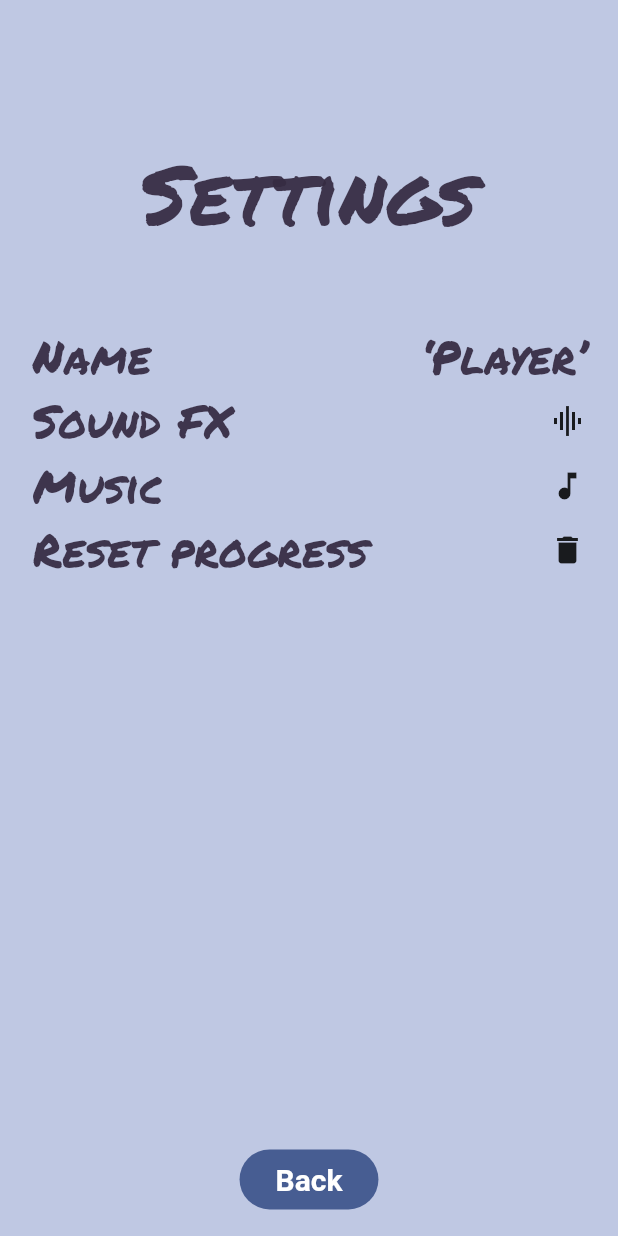
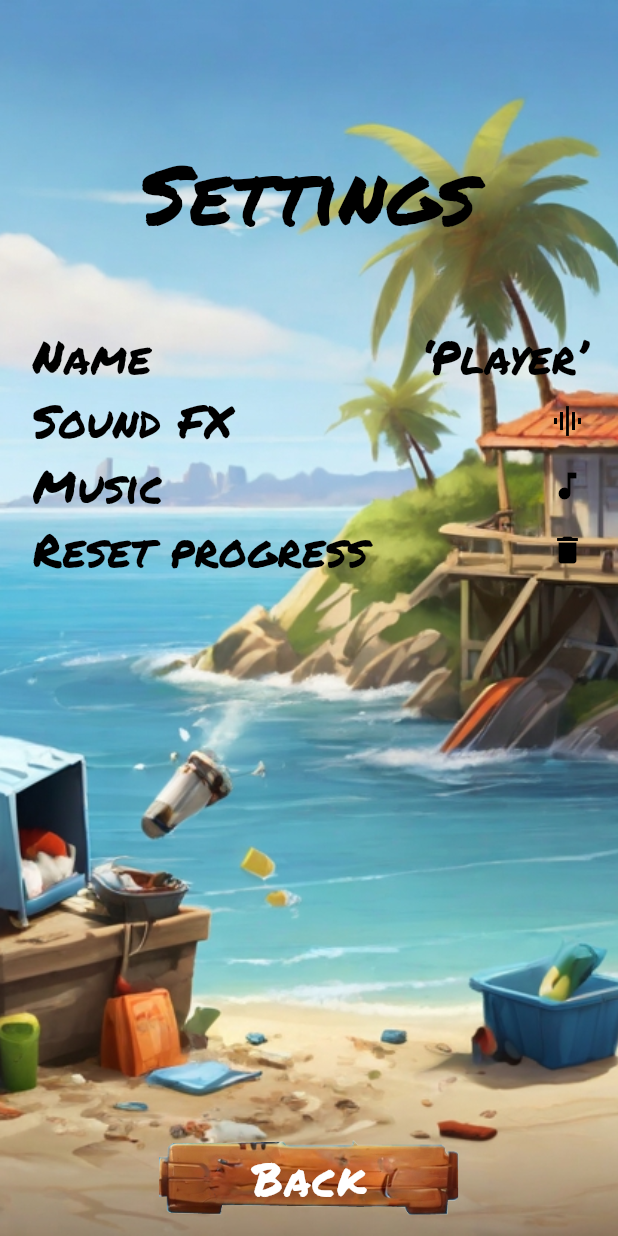
Before and after one commit to ArunaNuwantha/junk_fury, a Flutter app: the screen it shows after launch, after a tap on "Settings", on a phone screen of 412 x 824 dp. Run offline on Flutter 3.47's test engine with Material 3 defaults, Android fonts, the phone set to English and light mode, and no system bars; our stand-ins replace audioplayers, flutter_bloc, go_router, shared_preferences; missing offline and left inert: flame.

Commit message:
changed garbage icons and button image

```diff
--- a/lib/flame_game/components/garbage.dart
+++ b/lib/flame_game/components/garbage.dart
@@ -1,11 +1,12 @@
 import 'dart:async';
+import 'dart:math';
 
 import 'package:flame/collisions.dart';
 import 'package:flame/components.dart';
 import 'package:junk_fury/flame_game/junk_fury.dart';
 
-class Garbage extends SpriteAnimationComponent with HasGameRef<JunkFury> {
-  static const double sized = 96.0;
+class Garbage extends SpriteComponent with HasGameRef<JunkFury> {
+  static const double sized = 48.0;
 
   Garbage()
       : super(
@@ -14,14 +15,13 @@ class Garbage extends SpriteAnimationComponent with HasGameRef<JunkFury> {
 
   @override
   FutureOr<void> onLoad() async {
-    animation = await game.loadSpriteAnimation(
-      'garbage.png',
-      SpriteAnimationData.sequenced(
-        amount: 17,
-        stepTime: .2,
-        textureSize: Vector2(32, 32),
-      ),
-    );
+    final randomImageIndex = Random().nextInt(3) +
+        1; // Adjust the range based on the number of images you have
+    final imageName =
+        'garbage$randomImageIndex.png'; // Assuming your image files are named 'garbage1.png', 'garbage2.png', etc.
+
+    sprite = await game.loadSprite(imageName);
+
     add(
       RectangleHitbox(
         collisionType: CollisionType.passive,
--- a/lib/flame_game/components/player.dart
+++ b/lib/flame_game/components/player.dart
@@ -67,12 +67,6 @@ class Player extends SpriteAnimationGroupComponent
         .clamp(width / 2, game.width - width / 2);
   }
 
-  @override
-  void update(double dt) {
-    super.update(dt);
-    // developer.log("position ${position.x}, ${position.y}");
-  }
-
   void moveBy(double dx) {
     // developer.log("dx: $dx");
     if (dx != prevDx) {
--- a/lib/main_menu/main_menu_screen.dart
+++ b/lib/main_menu/main_menu_screen.dart
@@ -51,12 +51,28 @@ class MainMenuScreen extends StatelessWidget {
                   audioController.playSfx(SfxType.buttonTap);
                   GoRouter.of(context).go('/play');
                 },
-                child: const Text('Play'),
+                child: const Text(
+                  'Play',
+                  style: TextStyle(
+                      fontFamily: 'Permanent Marker',
+                      fontSize: 30,
+                      height: 1,
+                      letterSpacing: 1,
+                      color: Colors.white),
+                ),
               ),
               _gap,
               MyButton(
                 onPressed: () => GoRouter.of(context).push('/settings'),
-                child: const Text('Settings'),
+                child: const Text(
+                  'Settings',
+                  style: TextStyle(
+                      fontFamily: 'Permanent Marker',
+                      fontSize: 30,
+                      height: 1,
+                      letterSpacing: 1,
+                      color: Colors.white),
+                ),
               ),
               _gap,
               Padding(
--- a/lib/settings/settings_screen.dart
+++ b/lib/settings/settings_screen.dart
@@ -1,7 +1,3 @@
-// Copyright 2022, the Flutter project authors. Please see the AUTHORS file
-// for details. All rights reserved. Use of this source code is governed by a
-// BSD-style license that can be found in the LICENSE file.
-
 import 'package:flutter/material.dart';
 import 'package:go_router/go_router.dart';
 import 'package:provider/provider.dart';
@@ -25,7 +21,15 @@ class SettingsScreen extends StatelessWidget {
 
     return Scaffold(
       backgroundColor: palette.backgroundSettings,
-      body: ResponsiveScreen(
+      body: Container(
+        decoration: const BoxDecoration(
+          image: DecorationImage(
+            image: AssetImage(
+                'assets/images/home_bg.jpg'), // Replace with your image path
+            fit: BoxFit.cover,
+          ),
+        ),
+        child: ResponsiveScreen(
           squarishMainArea: ListView(
             children: [
               _gap,
@@ -36,7 +40,7 @@ class SettingsScreen extends StatelessWidget {
                     fontFamily: 'Permanent Marker',
                     fontSize: 55,
                     height: 1,
-              ),
+                    color: Colors.black),
               ),
               _gap,
               const _NameChangeLine(
@@ -46,7 +50,8 @@ class SettingsScreen extends StatelessWidget {
                 valueListenable: settings.soundsOn,
                 builder: (context, soundsOn, child) => _SettingsLine(
                   'Sound FX',
-                Icon(soundsOn ? Icons.graphic_eq : Icons.volume_off),
+                  Icon(soundsOn ? Icons.graphic_eq : Icons.volume_off,
+                      color: Colors.black),
                   onSelected: () => settings.toggleSoundsOn(),
                 ),
               ),
@@ -54,13 +59,16 @@ class SettingsScreen extends StatelessWidget {
                 valueListenable: settings.musicOn,
                 builder: (context, musicOn, child) => _SettingsLine(
                   'Music',
-                Icon(musicOn ? Icons.music_note : Icons.music_off),
+                  Icon(
+                    musicOn ? Icons.music_note : Icons.music_off,
+                    color: Colors.black,
+                  ),
                   onSelected: () => settings.toggleMusicOn(),
                 ),
               ),
               _SettingsLine(
                 'Reset progress',
-              const Icon(Icons.delete),
+                const Icon(Icons.delete, color: Colors.black),
                 onSelected: () {
                   context.read<PlayerProgress>().reset();
 
@@ -78,7 +86,16 @@ class SettingsScreen extends StatelessWidget {
             onPressed: () {
               GoRouter.of(context).pop();
             },
-          child: const Text('Back'),
+            child: const Text(
+              'Back',
+              style: TextStyle(
+                  fontFamily: 'Permanent Marker',
+                  fontSize: 30,
+                  height: 1,
+                  letterSpacing: 1,
+                  color: Colors.white),
+            ),
+          ),
         ),
       ),
     );
@@ -106,7 +123,7 @@ class _NameChangeLine extends StatelessWidget {
                 style: const TextStyle(
                     fontFamily: 'Permanent Marker',
                     fontSize: 30,
-                )),
+                    color: Colors.black)),
             const Spacer(),
             ValueListenableBuilder(
               valueListenable: settings.playerName,
@@ -115,7 +132,7 @@ class _NameChangeLine extends StatelessWidget {
                 style: const TextStyle(
                     fontFamily: 'Permanent Marker',
                     fontSize: 30,
-                ),
+                    color: Colors.black),
               ),
             ),
           ],
@@ -152,7 +169,7 @@ class _SettingsLine extends StatelessWidget {
                 style: const TextStyle(
                     fontFamily: 'Permanent Marker',
                     fontSize: 30,
-                ),
+                    color: Colors.black),
               ),
             ),
             icon,
--- a/lib/style/my_button.dart
+++ b/lib/style/my_button.dart
@@ -1,7 +1,3 @@
-// Copyright 2023, the Flutter project authors. Please see the AUTHORS file
-// for details. All rights reserved. Use of this source code is governed by a
-// BSD-style license that can be found in the LICENSE file.
-
 import 'dart:math';
 
 import 'package:flutter/material.dart';
@@ -41,9 +37,19 @@ class _MyButtonState extends State<MyButton>
       },
       child: RotationTransition(
         turns: _controller.drive(const _MySineTween(0.005)),
-        child: FilledButton(
-          onPressed: widget.onPressed,
-          child: widget.child,
+        child: GestureDetector(
+          onTap: widget.onPressed,
+          child: Container(
+            width: 200,
+            height: 50,
+            decoration: const BoxDecoration(
+              image: DecorationImage(
+                image: AssetImage('assets/images/button_img1.png'),
+                fit: BoxFit.fill,
+              ),
+            ),
+            child: Center(child: widget.child),
+          ),
         ),
       ),
     );
```
Also changed, not shown: assets/images/background.png (deleted), assets/images/bullet.png (deleted), assets/images/button_img.png (added), assets/images/button_img1.png (added), assets/images/garbage1.png (added), assets/images/garbage2.png (added), assets/images/garbage3.png (added), 1 other file. Lines whose indentation alone changed are shown as unchanged.
